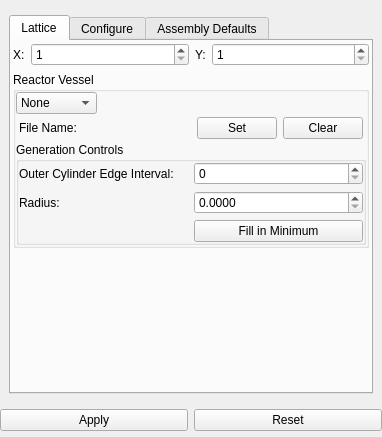
Sprunth/RGG, file Application/qInputPropertiesWidget.ui: the form before one commit.
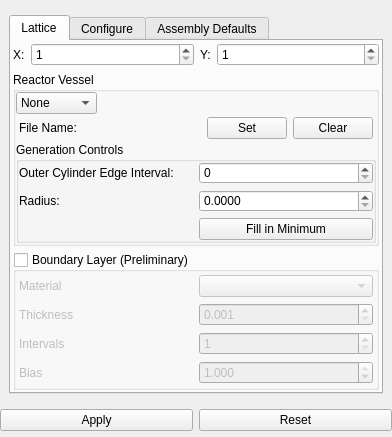
The form after the commit.

Commit message: initial version of boundary layer gui

What changed in the file:
```diff
--- a/Application/qInputPropertiesWidget.ui
+++ b/Application/qInputPropertiesWidget.ui
@@ -6,7 +6,7 @@
    <rect>
     <x>0</x>
     <y>0</y>
-    <width>382</width>
+    <width>392</width>
     <height>437</height>
    </rect>
   </property>
@@ -319,6 +319,91 @@
              </layout>
             </widget>
            </item>
+           <item>
+            <widget class="QGroupBox" name="boundaryLayer">
+             <property name="title">
+              <string>Boundary Layer (Preliminary)</string>
+             </property>
+             <property name="checkable">
+              <bool>true</bool>
+             </property>
+             <property name="checked">
+              <bool>false</bool>
+             </property>
+             <layout class="QGridLayout" name="gridLayout_3">
+              <property name="margin">
+               <number>3</number>
+              </property>
+              <item row="1" column="0">
+               <widget class="QLabel" name="label_10">
+                <property name="text">
+                 <string>Thickness</string>
+                </property>
+               </widget>
+              </item>
+              <item row="2" column="0">
+               <widget class="QLabel" name="label_12">
+                <property name="text">
+                 <string>Intervals</string>
+                </property>
+               </widget>
+              </item>
+              <item row="0" column="0">
+               <widget class="QLabel" name="label_4">
+                <property name="text">
+                 <string>Material</string>
+                </property>
+               </widget>
+              </item>
+              <item row="0" column="1">
+               <widget class="QComboBox" name="boundaryMaterials"/>
+              </item>
+              <item row="1" column="1">
+               <widget class="QDoubleSpinBox" name="thickness">
+                <property name="decimals">
+                 <number>3</number>
+                </property>
+                <property name="minimum">
+                 <double>0.001000000000000</double>
+                </property>
+               </widget>
+              </item>
+              <item row="2" column="1">
+               <widget class="QSpinBox" name="interval">
+                <property name="minimum">
+                 <number>1</number>
+                </property>
+               </widget>
+              </item>
+              <item row="3" column="0">
+               <widget class="QLabel" name="label_15">
+                <property name="text">
+                 <string>Bias</string>
+                </property>
+               </widget>
+              </item>
+              <item row="3" column="1">
+               <widget class="QDoubleSpinBox" name="bias">
+                <property name="decimals">
+                 <number>3</number>
+                </property>
+                <property name="minimum">
+                 <double>0.001000000000000</double>
+                </property>
+                <property name="maximum">
+                 <double>1.000000000000000</double>
+                </property>
+                <property name="singleStep">
+                 <double>0.010000000000000</double>
+                </property>
+                <property name="value">
+                 <double>1.000000000000000</double>
+                </property>
+               </widget>
+              </item>
+             </layout>
+            </widget>
+           </item>
            <item>
             <spacer name="verticalSpacer_5">
              <property name="orientation">
```
Left out of the diff: 1 changed line with no effect on the pictures. The commit also changes 23 other files.
